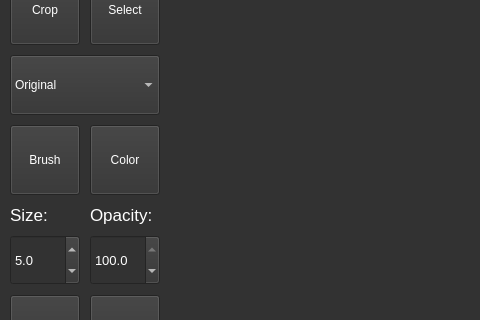
DaryaSanina/media-editor, file designs/image_editor_window.ui: the form before one commit; both pictures show x 0 to 480 and y 105 to 425 of the 802 by 607 pixel window.
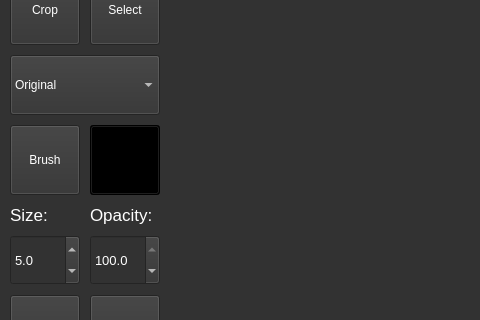
The form after the commit.

Commit message: Added ability to change the color of the brush in the image editor

What changed in the file:
```diff
--- a/designs/image_editor_window.ui
+++ b/designs/image_editor_window.ui
@@ -148,10 +148,10 @@
      </rect>
     </property>
     <property name="styleSheet">
-     <string notr="true">color: white</string>
+     <string notr="true">background-color: black</string>
     </property>
     <property name="text">
-     <string>Color</string>
+     <string/>
     </property>
    </widget>
    <widget class="QPushButton" name="pushButton_15">
```
Left out of the diff: 2 changed lines with no effect on the pictures. The commit also changes 1 other file.
